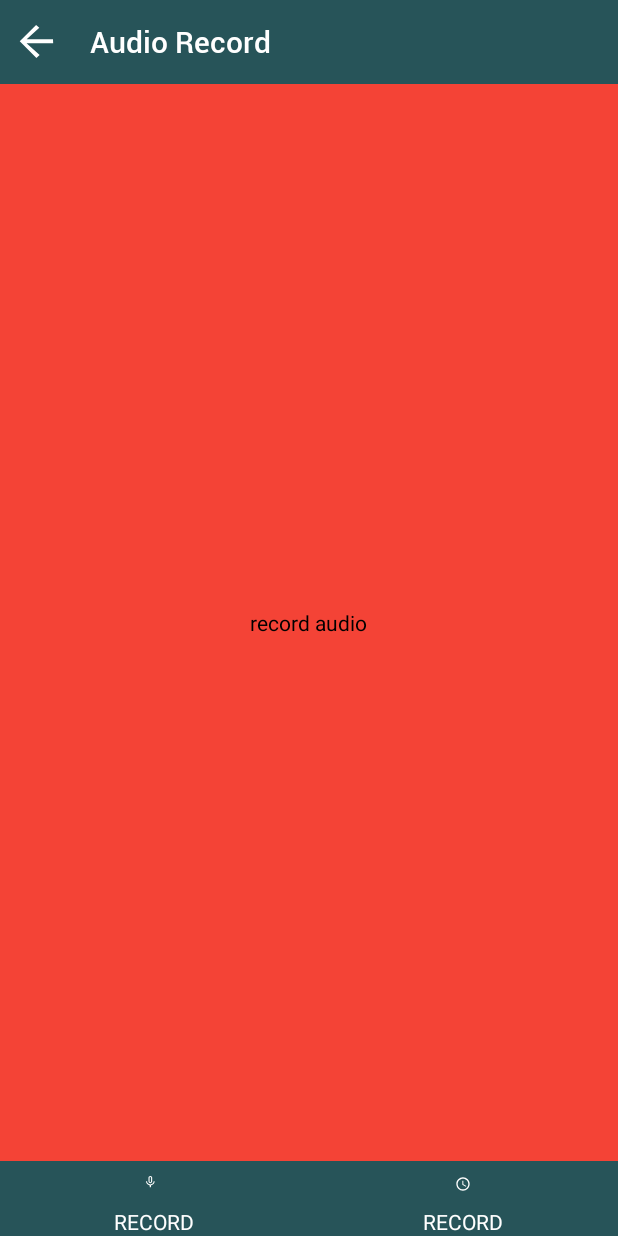
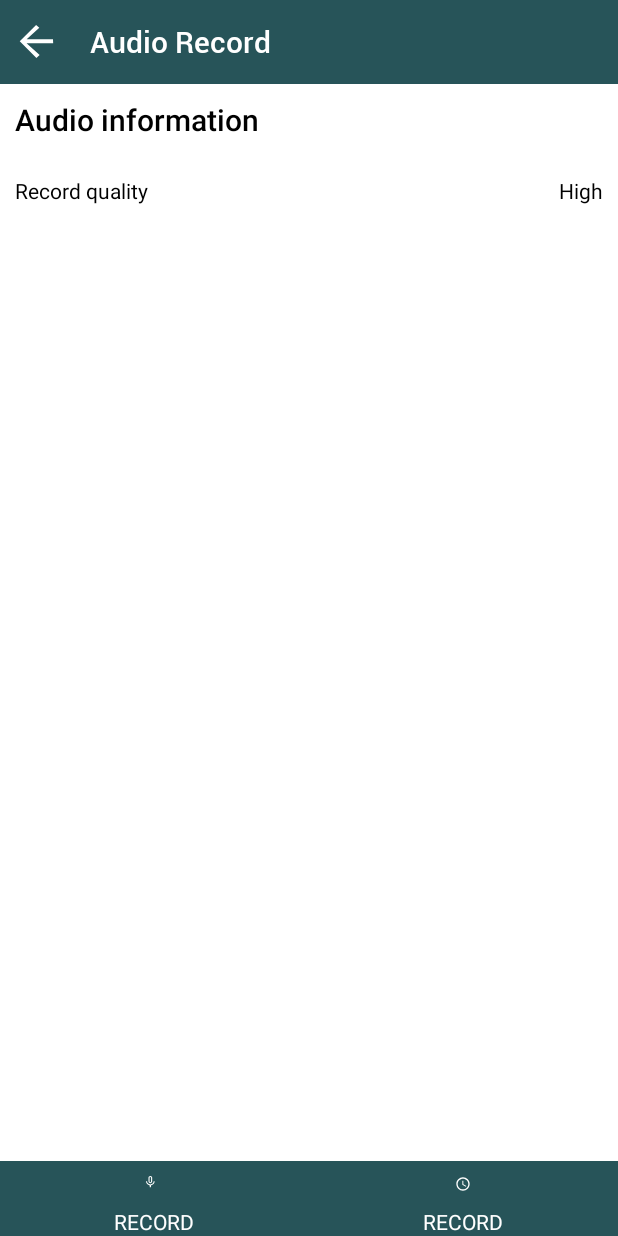
Before and after one commit to mikhoaitay23/backgroundvideo22, an Android app: the AudioRecordFragment screen opened through its navigation route, on a phone screen of 412 x 824 dp. Run offline under Robolectric (Android 15) with nearby library versions, the phone set to English and light mode, and no system bars; our stand-ins replace data binding.

Commit message:
- update

```diff
--- /dev/null
+++ b/app/src/main/java/com/hola360/backgroundvideorecoder/utils/Utils.kt
@@ -0,0 +1,5 @@
+package com.hola360.backgroundvideorecoder.utils
+
+object Utils {
+
+}
--- a/app/src/main/res/layout/layout_record_audio.xml
+++ b/app/src/main/res/layout/layout_record_audio.xml
@@ -5,15 +5,41 @@
 
     </data>
 
-    <LinearLayout
-        android:gravity="center"
-        android:background="@color/md_red_500"
+    <androidx.appcompat.widget.LinearLayoutCompat
         android:layout_width="match_parent"
-        android:layout_height="match_parent">
+        android:layout_height="match_parent"
+        android:orientation="vertical"
+        android:padding="@dimen/dp_10">
 
-        <TextView
-            android:text="record audio"
+        <androidx.appcompat.widget.AppCompatTextView
             android:layout_width="wrap_content"
-            android:layout_height="wrap_content"/>
-    </LinearLayout>
+            android:layout_height="wrap_content"
+            android:text="@string/audio_information"
+            android:textAppearance="@style/TextAppearance.AppCompat.SearchResult.Title" />
+
+        <androidx.appcompat.widget.LinearLayoutCompat
+            android:layout_width="match_parent"
+            android:layout_height="wrap_content"
+            android:layout_marginTop="@dimen/dp_24"
+            android:orientation="vertical">
+
+            <RelativeLayout
+                android:layout_width="match_parent"
+                android:layout_height="wrap_content">
+
+                <androidx.appcompat.widget.AppCompatTextView
+                    android:layout_width="wrap_content"
+                    android:layout_height="wrap_content"
+                    android:text="@string/record_quality" />
+
+                <androidx.appcompat.widget.AppCompatTextView
+                    android:layout_width="wrap_content"
+                    android:layout_height="wrap_content"
+                    android:layout_alignParentEnd="true"
+                    android:text="High" />
+
+
+            </RelativeLayout>
+        </androidx.appcompat.widget.LinearLayoutCompat>
+    </androidx.appcompat.widget.LinearLayoutCompat>
 </layout>
--- a/app/src/main/res/values/strings.xml
+++ b/app/src/main/res/values/strings.xml
@@ -21,5 +21,7 @@
 
     //Audio Record
     <string name="record">Record</string>
+    <string name="audio_information">Audio information</string>
+    <string name="record_quality">Record quality</string>
 
 </resources>
```
Also changed, not shown: app/src/main/java/com/hola360/backgroundvideorecoder/data/model/audio/AudioMode.kt (added, +9 -0 lines), app/src/main/java/com/hola360/backgroundvideorecoder/data/model/audio/AudioModel.kt (added, +8 -0 lines), app/src/main/java/com/hola360/backgroundvideorecoder/data/model/audio/AudioQuality.kt (added, +22 -0 lines), app/src/main/res/values/dimens.xml (+21 -0 lines), 1 other file.
